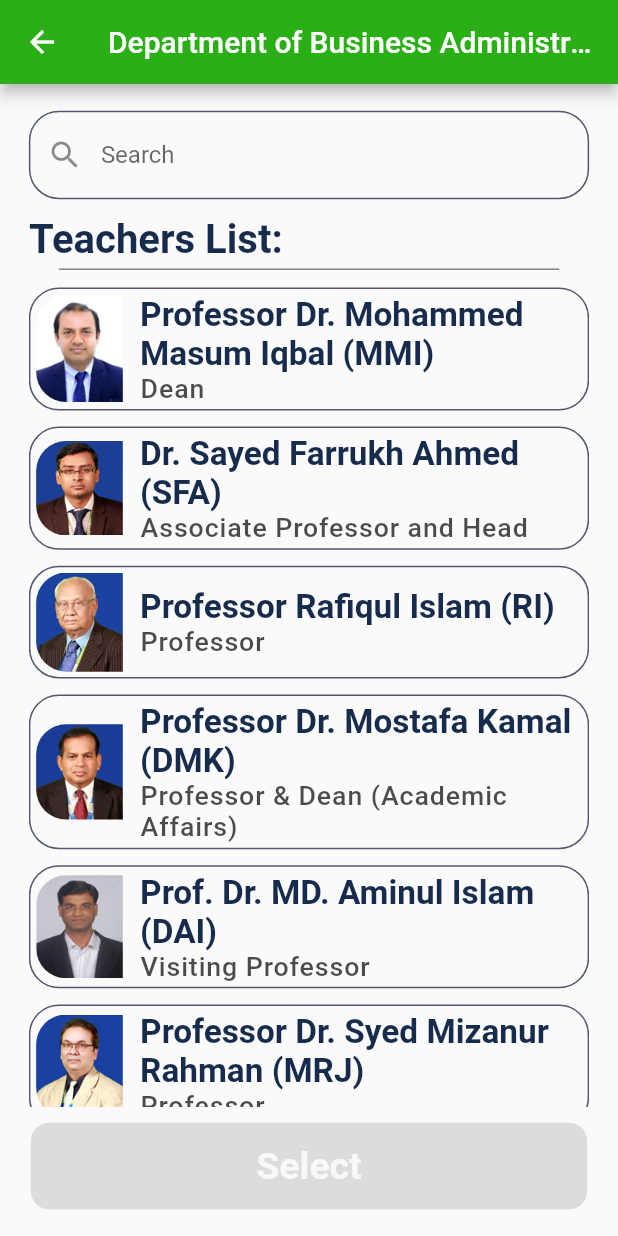
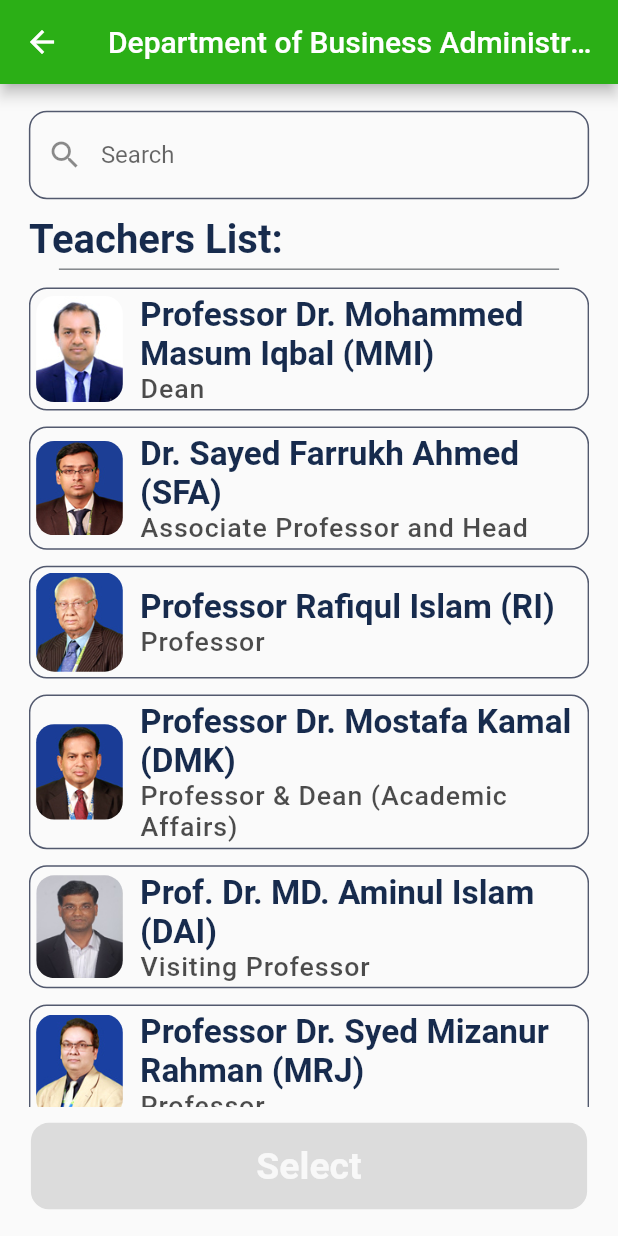
Before and after one commit to tridip898/diu_teacher_initial_app, a Flutter app: the screen it shows once a user with an empty profile is signed in, after a tap on "Faculty of Business & Entrepreneurship", after a tap on "Department of Business Administration", on a phone screen of 412 x 824 dp. Run offline on Flutter 3.47's test engine with Material 2 defaults, Android fonts, the phone set to English and light mode, and no system bars; our stand-ins replace firebase_auth, firebase_core, flutter_screenutil, get, google_fonts, google_sign_in and 1 more; accounts and stored records are empty.

Commit message:
all done

```diff
--- a/lib/screens/teacher_details.dart
+++ b/lib/screens/teacher_details.dart
@@ -57,6 +57,7 @@ class TeacherDetailsPage extends StatelessWidget {
                   Text(
                     teacherData.designation,
                     style: textRegularStyle(fontSize: 25),
+                    textAlign: TextAlign.center,
                   ),
                   AppWidgets().gapH(2),
                   Text(
--- a/lib/screens/teacher_list.dart
+++ b/lib/screens/teacher_list.dart
@@ -20,7 +20,6 @@ class _TeacherListPageState extends State<TeacherListPage> {
   // final teacherListController = Get.put(TeacherListController());
 
   final searchController = TextEditingController();
-
   // String dept = Get.arguments[0];
   // List<Teacher> teachers = Get.arguments[1];
   int selectedItem = (-1);
@@ -95,15 +94,15 @@ class _TeacherListPageState extends State<TeacherListPage> {
                     border: OutlineInputBorder(
                         borderSide:
                             const BorderSide(color: AppColors.grey, width: 1),
-                        borderRadius: cornerRadius(20)),
+                        borderRadius: cornerRadius(12)),
                     enabledBorder: OutlineInputBorder(
                         borderSide:
                             const BorderSide(color: AppColors.grey, width: 1),
-                        borderRadius: cornerRadius(20)),
+                        borderRadius: cornerRadius(12)),
                     focusedBorder: OutlineInputBorder(
                         borderSide:
-                        const BorderSide(color: AppColors.grey, width: 1),
-                        borderRadius: cornerRadius(20)),
+                            const BorderSide(color: AppColors.grey, width: 1),
+                        borderRadius: cornerRadius(12)),
                   ),
                 ),
                 AppWidgets().gapH12(),
@@ -130,15 +129,12 @@ class _TeacherListPageState extends State<TeacherListPage> {
                                       ? AppColors.primaryColor
                                       : AppColors.grey,
                                   width: selectedItem == index ? 3 : 1),
-                              borderRadius: cornerRadius(20)),
+                              borderRadius: cornerRadius(12)),
                           padding: mainPaddingAll(scale: 0.2),
                           child: Row(
                             children: [
                               ClipRRect(
-                                borderRadius: const BorderRadius.only(
-                                  topLeft: Radius.circular(20),
-                                  bottomLeft: Radius.circular(20),
-                                ),
+                                borderRadius: cornerRadius(12),
                                 child: Image.asset(
                                   teacher.image,
                                   // height: 70.h,
--- a/pubspec.yaml
+++ b/pubspec.yaml
@@ -43,6 +43,7 @@ dependencies:
   firebase_core: ^2.14.0
   google_sign_in: ^6.1.4
   flutter_secure_storage: ^8.0.0
+  flutter_spinkit: ^5.2.0
 
 dev_dependencies:
   flutter_test:
```
Also changed, not shown: pubspec.lock.
